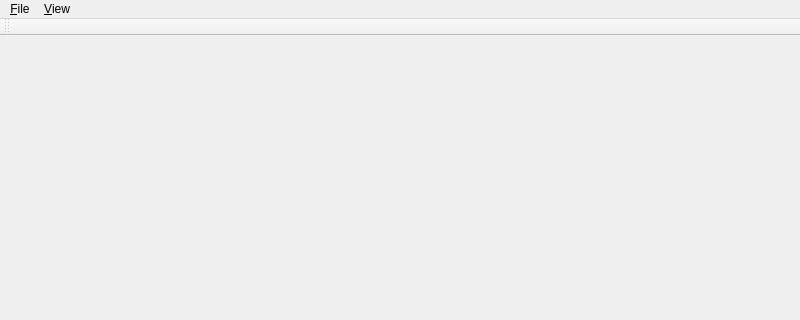
Above: app/openstw-gui/src/mainwindow.ui from nshcat/openstw before the change; both pictures show x 0 to 800 and y 0 to 320 of the 800 by 600 pixel window. Below: the same form after it.
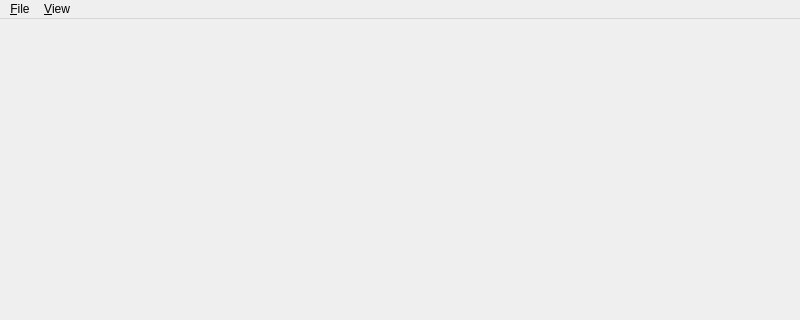
That is the form after the change.

Diff of the .ui file:
```diff
--- a/app/openstw-gui/src/mainwindow.ui
+++ b/app/openstw-gui/src/mainwindow.ui
@@ -37,17 +37,11 @@
    <addaction name="menu_View"/>
   </widget>
   <widget class="QStatusBar" name="statusbar"/>
-  <widget class="QToolBar" name="toolBar">
-   <property name="windowTitle">
-    <string>toolBar</string>
+  <action name="actionExit">
+   <property name="text">
+    <string>Exit</string>
    </property>
-   <attribute name="toolBarArea">
-    <enum>TopToolBarArea</enum>
-   </attribute>
-   <attribute name="toolBarBreak">
-    <bool>false</bool>
-   </attribute>
-  </widget>
+  </action>
  </widget>
  <resources/>
  <connections/>
```
Left out of the diff: 1 changed line with no effect on the pictures.
